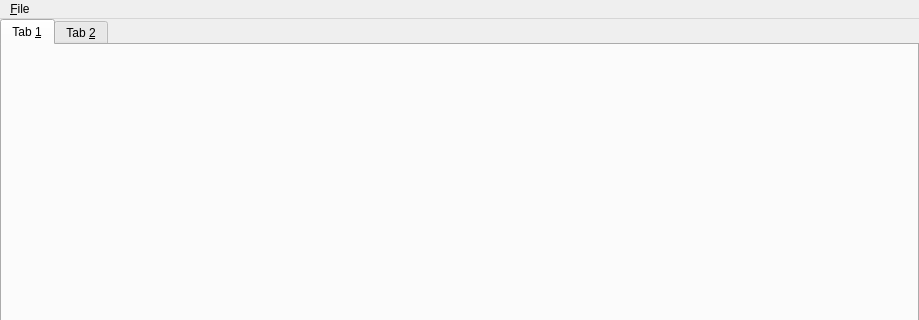
Old version of the form OffertenRechner/Source/src/MainWindow.ui in the repository domi4484/ZumMaschine; both pictures show x 0 to 919 and y 0 to 320 of the 919 by 601 pixel window.
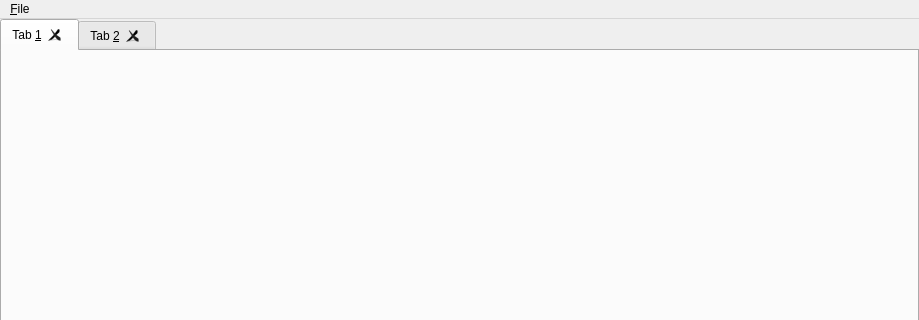
New version of the form.

```diff
--- a/OffertenRechner/Source/src/MainWindow.ui
+++ b/OffertenRechner/Source/src/MainWindow.ui
@@ -32,6 +32,9 @@
       <property name="currentIndex">
        <number>0</number>
       </property>
+      <property name="tabsClosable">
+       <bool>true</bool>
+      </property>
       <widget class="QWidget" name="tab">
        <attribute name="title">
         <string>Tab &amp;1</string>
```
